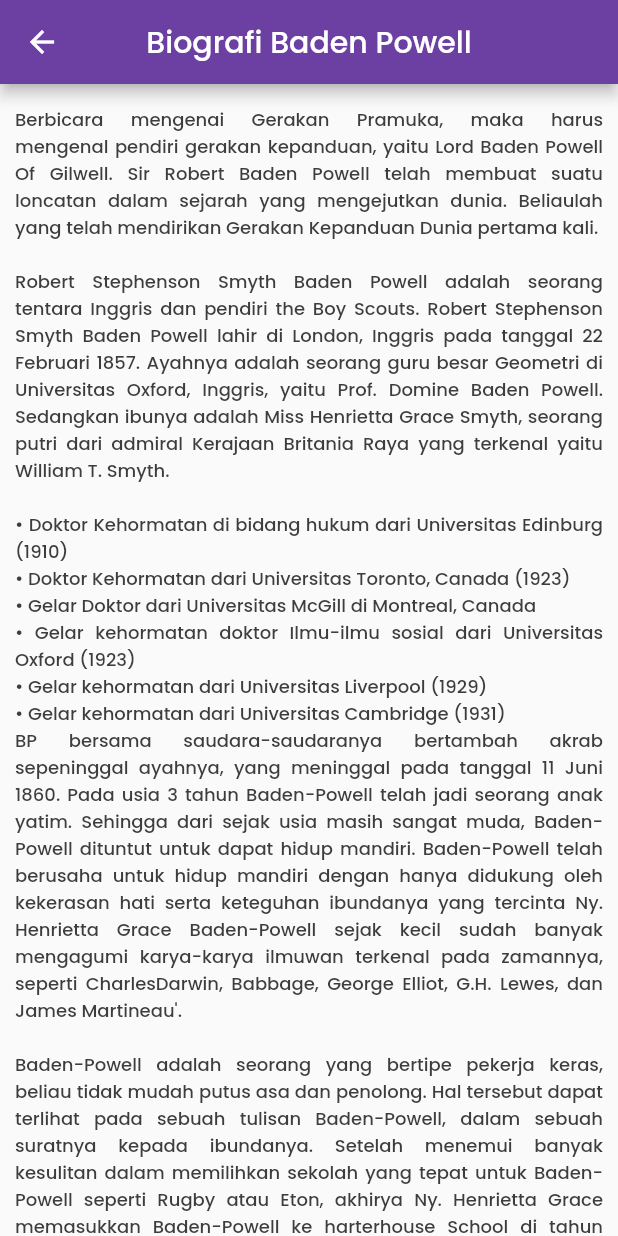
After one commit to whywidodo/smartscout, a Flutter app: the MateriBP screen opened directly, on a phone screen of 412 x 824 dp. The commit adds this screen. Run offline on Flutter 3.47's test engine with Material 2 defaults, Android fonts, the phone set to English and light mode, and no system bars; our stand-ins replace audioplayers, fluttertoast.

Commit message:
add materi

```diff
--- a/lib/Constant/Data.dart
+++ b/lib/Constant/Data.dart
@@ -11,7 +11,7 @@ var judulAbout = "Tentang Aplikasi";
 var judulSemaphore = "Materi Semaphore";
 var judulMorse = "Materi Morse";
 var judulPengetahuan = "Pengetahuan Umum";
-var judulMateri = "Biografi Boden Powel";
+var judulMateri = "Biografi Baden Powell";
 var judulSejarah = "Sejarah Pramuka Indonesia";
 var judulKode = "Kode Kehormatan";
 var judulLambang = "Lambang Pramuka";
--- /dev/null
+++ b/lib/Constant/DataBP.dart
@@ -0,0 +1,76 @@
+var pendahuluan =
+    "     Berbicara mengenai Gerakan Pramuka, maka harus mengenal "
+    "pendiri gerakan kepanduan, yaitu Lord Baden Powell Of Gilwell. "
+    "Sir Robert Baden Powell telah membuat suatu loncatan dalam "
+    "sejarah yang mengejutkan dunia. Beliaulah yang telah mendirikan "
+    "Gerakan Kepanduan Dunia pertama kali.\n\n";
+var biodata =
+    "     Robert Stephenson Smyth Baden Powell adalah seorang tentara "
+    "Inggris dan pendiri the Boy Scouts. Robert Stephenson Smyth Baden Powell "
+    "lahir di London, Inggris pada tanggal 22 Februari 1857. Ayahnya adalah "
+    "seorang guru besar Geometri di Universitas Oxford, Inggris, yaitu Prof. "
+    "Domine Baden Powell. Sedangkan ibunya adalah Miss Henrietta Grace Smyth, "
+    "seorang putri dari admiral Kerajaan Britania Raya yang terkenal yaitu William T. Smyth.\n\n";
+var julukan =
+    "     Para pandu biasa memanggilnya BP (bee-pee/bipi) Nama kecil dari Sir "
+    "Robert Baden Powell adalah Ste, Stephe, Steevie atau Stephenson Di Chaterhouse "
+    "School Baden Powell dijuluki sebagai “Bathing-Towel” Di Afrika Selatan "
+    "Baden Powell mendapat julukan “Impeesa” yang artinya "
+    "“Serigala yang tidak pernah tidur” Baden Powell diangkat sebagai The "
+    "Chief Scout of The World atau Bapak Pandu Sedunia. Baden Powell "
+    "dianugerahi gelar Lord Baden Powell of Gilwell, dengan julukan Baron oleh Raja George V.\n\n";
+var gelar = '''
+• Doktor Kehormatan di bidang hukum dari Universitas Edinburg (1910)
+• Doktor Kehormatan dari Universitas Toronto, Canada (1923)
+• Gelar Doktor dari Universitas McGill di Montreal, Canada
+• Gelar kehormatan doktor Ilmu-ilmu sosial dari Universitas Oxford (1923)
+• Gelar kehormatan dari Universitas Liverpool (1929)
+• Gelar kehormatan dari Universitas Cambridge (1931)
+''';
+var biografi =
+    "\n     Robert Stephenson Smyth Baden-Powell, Baron I Baden-Powell "
+    "Gilwell, adalah seorang tentara Inggris dan penemu the Boy Scouts, "
+    "lahir di London, dan merupakan lulusan Charterhouse School. Bergabung "
+    "dengan Pasukan Hussars Ke-13 di India pada tahun 1876. Dari 1888 sampai "
+    "1895, BP sukses bertugas, di India, Afghanistan, Zulu, dan Ashanti. "
+    "Sebelum dan semasa Perang Boer, BP bertugas sebagai perwira staff dari Pasukan "
+    "Kerajaan Inggris (1896-1897), menjadi kolonel dari Pasukan Berkuda, "
+    "Afrika Selatan, dan letnan kolonel dari Pengawal Naga ke-5 (5th Dragon "
+    "Guards, 1897-1899). Karena keberanian dan pengabdiannya selama mempertahankan "
+    "Kota Mafikeng (dulu Mafeking) dari kepungan musuh, dipromosikan menjadi mayor "
+    "jendral. Baden-Powell kemudian kembali ke Inggris, pada tahun 1908 BP menjadi "
+    "letnan jendral. Dianugerahi gelar kesatria tahun 1909, kemudian pensiun dari "
+    "dinas militer pada tahun berikutnya. BP membentuk the Boys Scouts di tahun 1908, "
+    "dan dua tahun berikutnya BP membantu mendirikan the Girl Guides, organisasi serupa "
+    "untuk para anak-anak dan remaja putri. Selama Perang Dunia I.\n\n";
+
+var biografi1 =
+    "     BP bersama saudara-saudaranya bertambah akrab sepeninggal ayahnya, "
+    "yang meninggal pada tanggal 11 Juni 1860. Pada usia 3 tahun Baden-Powell "
+    "telah jadi seorang anak yatim. Sehingga dari sejak usia masih sangat muda, "
+    "Baden-Powell dituntut untuk dapat hidup mandiri. Baden-Powell telah berusaha "
+    "untuk hidup mandiri dengan hanya didukung oleh kekerasan hati serta keteguhan "
+    "ibundanya yang tercinta Ny. Henrietta Grace Baden-Powell sejak kecil sudah "
+    "banyak mengagumi karya-karya ilmuwan terkenal pada zamannya, seperti Charles"
+    "Darwin, Babbage, George Elliot, G.H. Lewes, dan James Martineau'.\n\n";
+
+var biografi2 =
+    "     Baden-Powell adalah seorang yang bertipe pekerja keras, beliau tidak mudah "
+    "putus asa dan penolong. Hal tersebut dapat terlihat pada sebuah tulisan "
+    "Baden-Powell, dalam sebuah suratnya kepada ibundanya. Setelah menemui banyak "
+    "kesulitan dalam memilihkan sekolah yang tepat untuk Baden-Powell seperti "
+    "Rugby atau Eton, akhirya Ny. Henrietta Grace memasukkan Baden-Powell  "
+    "ke harterhouse School di tahun 1870. Di Charterhouse, Bad -Powell sangat populer, "
+    "selain pandai dalam belajar hingga Baden-Powell meraih beasiswa, "
+    "Baden-Powell Juga mengikuti banyak kegiatan ekstra seperti : \n";
+
+var biografi3 = '''
+1. Marching Band,
+2. Klub menembak (Rifle Corps)
+3. Teater, kegemarannya ini terus digeluti hingga sering tampil dalam berbagai pementasan drama bersama sahabatnya Kenneth Mc Laren
+4. Melukis dan menggambar, gambar/illustrasi selalu mengisi berbagai karya tulisnya
+5. Kiper kesebelasan Charterhouse
+    ''';
+
+var paragraf =
+    pendahuluan + biodata + gelar + biografi1 + biografi2 + biografi3;
--- a/lib/Constant/Ukuran.dart
+++ b/lib/Constant/Ukuran.dart
@@ -1,5 +1,6 @@
 double ukJudulTulisan = 20.0;
 double ukIsiTulisan = 16.0;
+double ukIsiTulisanKecil = 12.0;
 double ukFormTUlisanSuper = 34.0;
 double ukFormTulisanBesar = 28.0;
 double ukFormTulisanSedang = 16.0;
--- a/lib/Layout/Belajar.dart
+++ b/lib/Layout/Belajar.dart
@@ -1,5 +1,6 @@
 import 'package:flutter/material.dart';
 import 'package:smartscout/Constant/Data.dart';
+import 'package:smartscout/Layout/MateriBP.dart';
 import '../Constant/Ukuran.dart';
 import '../Constant/Warna.dart';
 import 'Homepage.dart';
@@ -131,7 +132,10 @@ class _BelajarState extends State<Belajar> {
         ));
   }
   void keMateriBP(){
-    print("Ke layout materi Boden Powel");
+    Navigator.pushAndRemoveUntil(
+        context,
+        MaterialPageRoute(builder: (context) => const MateriBP()),
+            (route) => false);
   }
   void keMateriSP(){
     print("Ke layout materi Sejarah Pramuka");
--- /dev/null
+++ b/lib/Layout/MateriBP.dart
@@ -0,0 +1,57 @@
+import 'package:flutter/cupertino.dart';
+import 'package:flutter/material.dart';
+import 'package:smartscout/Constant/Data.dart';
+import 'package:smartscout/Constant/DataBP.dart';
+import 'package:smartscout/Layout/Belajar.dart';
+import '../Constant/Ukuran.dart';
+import '../Constant/Warna.dart';
+
+class MateriBP extends StatefulWidget {
+  const MateriBP({Key? key}) : super(key: key);
+
+  @override
+  _MateriBPState createState() => _MateriBPState();
+}
+
+class _MateriBPState extends State<MateriBP> {
+  @override
+  Widget build(BuildContext context) {
+    return Scaffold(
+      appBar: AppBar(
+        leading: IconButton(
+          icon: const Icon(Icons.arrow_back),
+          onPressed: () {
+            Navigator.pushAndRemoveUntil(
+                context,
+                MaterialPageRoute(builder: (context) => const Belajar()),
+                (route) => false);
+          },
+        ),
+        centerTitle: true,
+        title: Text(
+          judulMateri,
+          style: const TextStyle(fontFamily: 'PoppinsMedium'),
+        ),
+        backgroundColor: warnaUngu,
+      ),
+      body: ListView(
+        children: [
+          Container(
+              child: Padding(
+                  padding: EdgeInsets.symmetric(horizontal: 10, vertical: 15),
+                  child: Column(
+                    children: [
+                      Text(paragraf,
+                        textAlign: TextAlign.justify,
+                        style: TextStyle(
+                            color: warnaHitam,
+                            fontFamily: 'PoppinsMedium',
+                            fontSize: ukIsiTulisanKecil),
+                      ),
+                    ],
+                  ))),
+        ],
+      ),
+    );
+  }
+}
```
